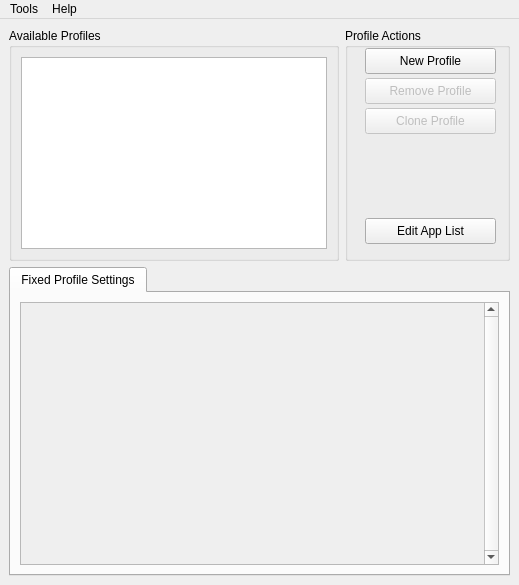
Old version of the form vkconfig/mainwindow.ui in the repository LunarG/VulkanTools.
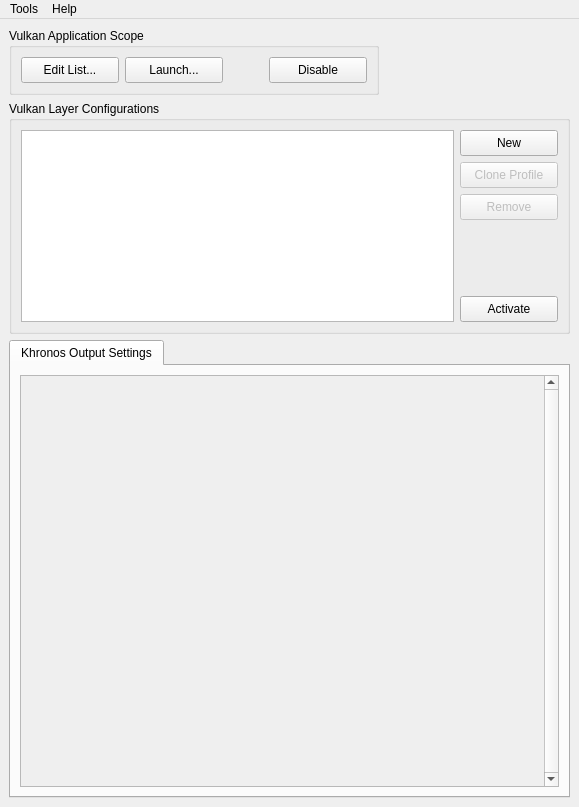
New version of the form. Icons and pictures are not drawn.

The edit to the form file:
```diff
--- a/vkconfig/mainwindow.ui
+++ b/vkconfig/mainwindow.ui
@@ -6,8 +6,8 @@
    <rect>
     <x>0</x>
     <y>0</y>
-    <width>519</width>
-    <height>585</height>
+    <width>579</width>
+    <height>807</height>
    </rect>
   </property>
   <property name="minimumSize">
@@ -30,7 +30,74 @@
   </property>
   <widget class="QWidget" name="centralwidget">
    <layout class="QGridLayout" name="gridLayout_2">
-    <item row="2" column="0" colspan="2">
+    <item row="0" column="0">
+     <widget class="QGroupBox" name="groupBox_2">
+      <property name="sizePolicy">
+       <sizepolicy hsizetype="Preferred" vsizetype="Preferred">
+        <horstretch>2</horstretch>
+        <verstretch>0</verstretch>
+       </sizepolicy>
+      </property>
+      <property name="title">
+       <string>Vulkan Application Scope</string>
+      </property>
+      <layout class="QHBoxLayout" name="horizontalLayout_2">
+       <item>
+        <widget class="QPushButton" name="pushButtonAppList">
+         <property name="minimumSize">
+          <size>
+           <width>98</width>
+           <height>26</height>
+          </size>
+         </property>
+         <property name="text">
+          <string>Edit List...</string>
+         </property>
+        </widget>
+       </item>
+       <item>
+        <widget class="QPushButton" name="pushButtonLaunch">
+         <property name="minimumSize">
+          <size>
+           <width>98</width>
+           <height>26</height>
+          </size>
+         </property>
+         <property name="text">
+          <string>Launch...</string>
+         </property>
+        </widget>
+       </item>
+       <item>
+        <spacer name="horizontalSpacer">
+         <property name="orientation">
+          <enum>Qt::Horizontal</enum>
+         </property>
+         <property name="sizeHint" stdset="0">
+          <size>
+           <width>40</width>
+           <height>20</height>
+          </size>
+         </property>
+        </spacer>
+       </item>
+       <item>
+        <widget class="QPushButton" name="pushButton_4">
+         <property name="minimumSize">
+          <size>
+           <width>98</width>
+           <height>26</height>
+          </size>
+         </property>
+         <property name="text">
+          <string>Disable</string>
+         </property>
+        </widget>
+       </item>
+      </layout>
+     </widget>
+    </item>
+    <item row="3" column="0" colspan="2">
      <widget class="QTabWidget" name="tabWidget">
       <property name="sizePolicy">
        <sizepolicy hsizetype="Expanding" vsizetype="Expanding">
@@ -52,7 +119,7 @@
       </property>
       <widget class="QWidget" name="tab1">
        <attribute name="title">
-        <string>Fixed Profile Settings</string>
+        <string>Khronos Output Settings</string>
        </attribute>
        <layout class="QHBoxLayout" name="horizontalLayout">
         <item>
@@ -68,8 +135,8 @@
             <rect>
              <x>0</x>
              <y>0</y>
-             <width>448</width>
-             <height>252</height>
+             <width>518</width>
+             <height>421</height>
             </rect>
            </property>
           </widget>
@@ -79,7 +146,20 @@
       </widget>
      </widget>
     </item>
-    <item row="0" column="0" rowspan="2">
+    <item row="0" column="1">
+     <widget class="QLabel" name="label">
+      <property name="text">
+       <string/>
+      </property>
+      <property name="pixmap">
+       <pixmap resource="resources.qrc">:/resourcefiles/lunarg_logo.png</pixmap>
+      </property>
+      <property name="alignment">
+       <set>Qt::AlignRight|Qt::AlignTrailing|Qt::AlignVCenter</set>
+      </property>
+     </widget>
+    </item>
+    <item row="1" column="0" rowspan="2" colspan="2">
      <widget class="QGroupBox" name="groupBoxProfiles">
       <property name="sizePolicy">
        <sizepolicy hsizetype="Preferred" vsizetype="Preferred">
@@ -88,120 +168,80 @@
        </sizepolicy>
       </property>
       <property name="title">
-       <string>Available Profiles</string>
+       <string>Vulkan Layer Configurations</string>
       </property>
       <layout class="QGridLayout" name="gridLayout">
-       <item row="0" column="0" colspan="2">
+       <item row="1" column="1" colspan="2">
+        <widget class="QPushButton" name="pushButtonEditProfile">
+         <property name="enabled">
+          <bool>false</bool>
+         </property>
+         <property name="minimumSize">
+          <size>
+           <width>98</width>
+           <height>26</height>
+          </size>
+         </property>
+         <property name="text">
+          <string>Clone Profile</string>
+         </property>
+        </widget>
+       </item>
+       <item row="0" column="1" colspan="2">
+        <widget class="QPushButton" name="pushButtonNewProfile">
+         <property name="minimumSize">
+          <size>
+           <width>98</width>
+           <height>26</height>
+          </size>
+         </property>
+         <property name="text">
+          <string>New</string>
+         </property>
+        </widget>
+       </item>
+       <item row="0" column="0" rowspan="6">
         <widget class="QListWidget" name="listWidgetProfiles">
          <property name="sizePolicy">
-          <sizepolicy hsizetype="Minimum" vsizetype="Expanding">
-           <horstretch>0</horstretch>
+          <sizepolicy hsizetype="Preferred" vsizetype="Expanding">
+           <horstretch>1</horstretch>
            <verstretch>0</verstretch>
           </sizepolicy>
          </property>
         </widget>
        </item>
+       <item row="2" column="1" colspan="2">
+        <widget class="QPushButton" name="pushButtonRemove">
+         <property name="enabled">
+          <bool>false</bool>
+         </property>
+         <property name="minimumSize">
+          <size>
+           <width>98</width>
+           <height>26</height>
+          </size>
+         </property>
+         <property name="text">
+          <string>Remove</string>
+         </property>
+        </widget>
+       </item>
+       <item row="5" column="1" colspan="2">
+        <widget class="QPushButton" name="pushButton_3">
+         <property name="minimumSize">
+          <size>
+           <width>98</width>
+           <height>26</height>
+          </size>
+         </property>
+         <property name="text">
+          <string>Activate</string>
+         </property>
+        </widget>
+       </item>
       </layout>
      </widget>
     </item>
-    <item row="0" column="1" rowspan="2">
-     <widget class="QGroupBox" name="groupBox">
-      <property name="sizePolicy">
-       <sizepolicy hsizetype="Preferred" vsizetype="Preferred">
-        <horstretch>0</horstretch>
-        <verstretch>0</verstretch>
-       </sizepolicy>
-      </property>
-      <property name="minimumSize">
-       <size>
-        <width>165</width>
-        <height>0</height>
-       </size>
-      </property>
-      <property name="title">
-       <string>Profile Actions</string>
-      </property>
-      <widget class="QPushButton" name="pushButtonEditProfile">
-       <property name="enabled">
-        <bool>false</bool>
-       </property>
-       <property name="geometry">
-        <rect>
-         <x>20</x>
-         <y>80</y>
-         <width>131</width>
-         <height>26</height>
-        </rect>
-       </property>
-       <property name="text">
-        <string>Clone Profile</string>
-       </property>
-      </widget>
-      <widget class="QPushButton" name="pushButtonNewProfile">
-       <property name="geometry">
-        <rect>
-         <x>20</x>
-         <y>20</y>
-         <width>131</width>
-         <height>26</height>
-        </rect>
-       </property>
-       <property name="text">
-        <string>New Profile</string>
-       </property>
-      </widget>
-      <widget class="QLabel" name="label">
-       <property name="geometry">
-        <rect>
-         <x>20</x>
-         <y>90</y>
-         <width>121</width>
-         <height>111</height>
-        </rect>
-       </property>
-       <property name="text">
-        <string/>
-       </property>
-       <property name="pixmap">
-        <pixmap resource="resources.qrc">:/resourcefiles/lunarg_logo.png</pixmap>
-       </property>
-      </widget>
-      <widget class="QPushButton" name="pushButtonRemove">
-       <property name="enabled">
-        <bool>false</bool>
-       </property>
-       <property name="geometry">
-        <rect>
-         <x>20</x>
-         <y>50</y>
-         <width>131</width>
-         <height>26</height>
-        </rect>
-       </property>
-       <property name="text">
-        <string>Remove Profile</string>
-       </property>
-      </widget>
-      <widget class="QPushButton" name="pushButtonAppList">
-       <property name="geometry">
-        <rect>
-         <x>20</x>
-         <y>190</y>
-         <width>131</width>
-         <height>26</height>
-        </rect>
-       </property>
-       <property name="text">
-        <string>Edit App List</string>
-       </property>
-      </widget>
-      <zorder>label</zorder>
-      <zorder>pushButtonEditProfile</zorder>
-      <zorder>pushButtonNewProfile</zorder>
-      <zorder>pushButtonRemove</zorder>
-      <zorder>pushButtonAppList</zorder>
-     </widget>
-    </item>
    </layout>
   </widget>
   <widget class="QMenuBar" name="menubar">
@@ -209,8 +249,8 @@
     <rect>
      <x>0</x>
      <y>0</y>
-     <width>519</width>
-     <height>22</height>
+     <width>579</width>
+     <height>21</height>
     </rect>
    </property>
    <widget class="QMenu" name="menuTools">
```
Left out of the diff: 2 changed lines with no effect on the pictures.
